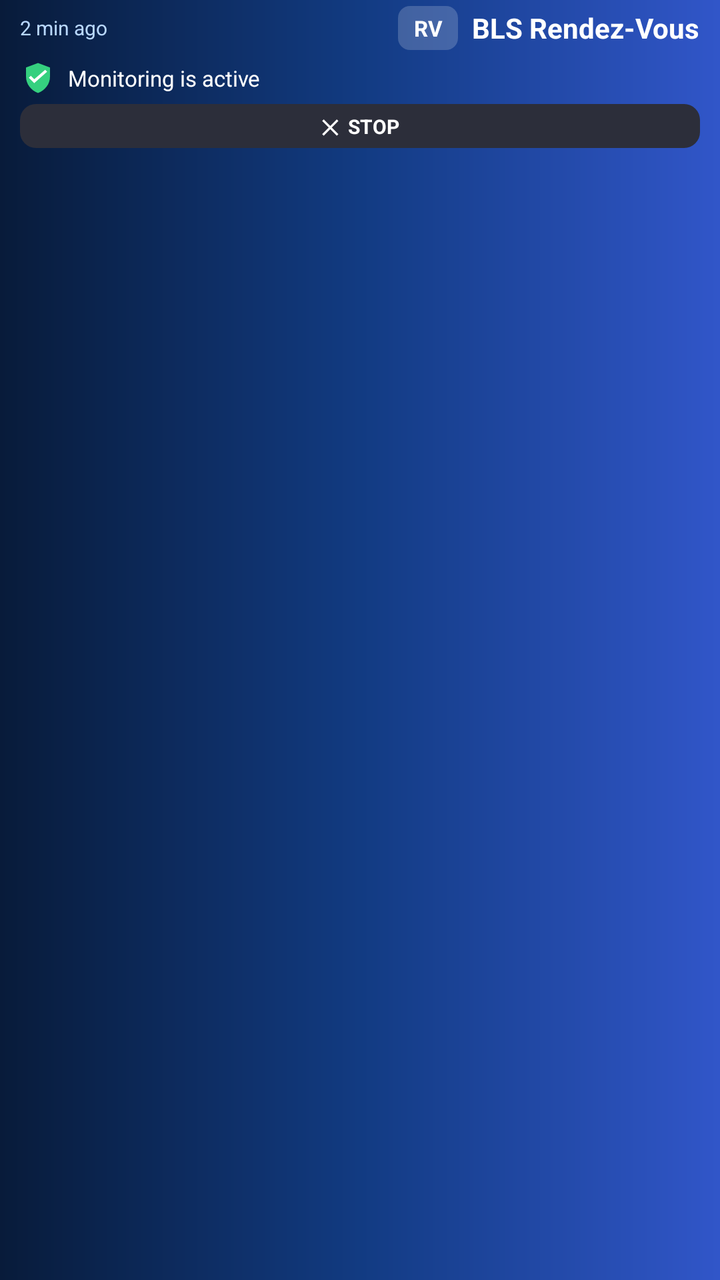
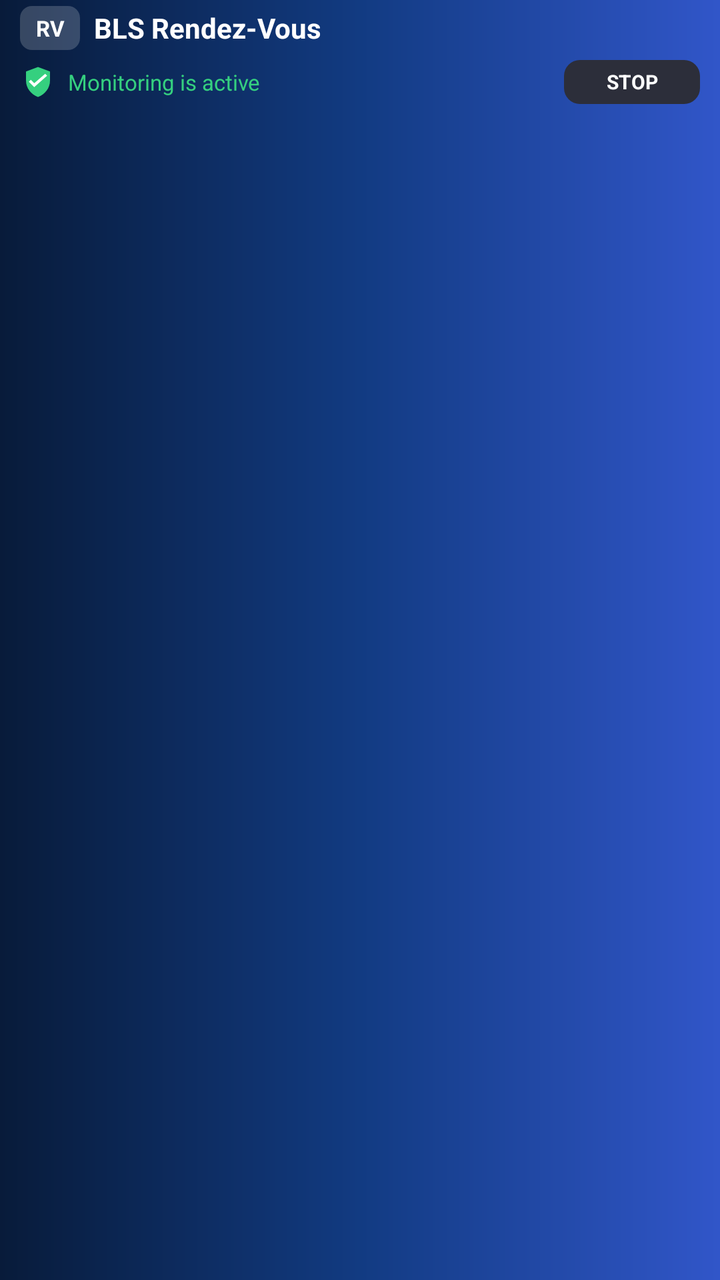

Screens rendered from an Android XML layout before and after an edit, with the pre-edit source and the edit as a unified diff.
<!-- AndroidManifest.xml: application theme android:Theme.Material.Light.NoActionBar -->
<!-- res/layout/notification_monitoring.xml -->
<?xml version="1.0" encoding="utf-8"?>
<LinearLayout
    xmlns:android="http://schemas.android.com/apk/res/android"
    android:layout_width="match_parent"
    android:layout_height="76dp"
    android:orientation="vertical"
    android:background="@drawable/notification_header_bg"
    android:paddingStart="10dp"
    android:paddingEnd="10dp">

    
    
    

    <LinearLayout
        android:layout_width="match_parent"
        android:layout_height="28dp"
        android:orientation="horizontal"
        android:gravity="center_vertical">

        

        <TextView
            android:id="@+id/notification_time"
            android:layout_width="0dp"
            android:layout_height="match_parent"
            android:layout_weight="1"
            android:gravity="center_vertical"
            android:text="2 min ago"
            android:textColor="#B9D8FF"
            android:textSize="10sp"
            android:maxLines="1" />

        

        <TextView
            android:id="@+id/notification_rv"
            android:layout_width="30dp"
            android:layout_height="22dp"
            android:gravity="center"
            android:text="RV"
            android:textColor="#FFFFFF"
            android:textSize="11sp"
            android:textStyle="bold"
            android:background="@drawable/notification_rv_bg" />

        

        <TextView
            android:id="@+id/notification_title"
            android:layout_width="wrap_content"
            android:layout_height="match_parent"
            android:paddingStart="7dp"
            android:gravity="center_vertical"
            android:text="BLS Rendez-Vous"
            android:textColor="#FFFFFF"
            android:textSize="14sp"
            android:textStyle="bold"
            android:maxLines="1" />

    </LinearLayout>


    
    
    

    <LinearLayout
        android:layout_width="match_parent"
        android:layout_height="22dp"
        android:orientation="horizontal"
        android:gravity="center_vertical">

        <ImageView
            android:layout_width="18dp"
            android:layout_height="18dp"
            android:src="@drawable/ic_monitoring_shield"
            android:contentDescription="@null" />

        <TextView
            android:id="@+id/notification_description"
            android:layout_width="wrap_content"
            android:layout_height="match_parent"
            android:paddingStart="6dp"
            android:gravity="center_vertical"
            android:text="Monitoring is active"
            android:textColor="#FFFFFF"
            android:textSize="11sp"
            android:maxLines="1" />

    </LinearLayout>


    
    
    

    <LinearLayout
        android:layout_width="match_parent"
        android:layout_height="26dp"
        android:orientation="horizontal"
        android:gravity="center_vertical">

        <TextView
            android:id="@+id/notification_stop"
            android:layout_width="match_parent"
            android:layout_height="22dp"
            android:gravity="center"
            android:text="✕  STOP"
            android:textColor="#FFFFFF"
            android:textSize="10sp"
            android:textStyle="bold"
            android:background="@drawable/notification_stop_bg" />

    </LinearLayout>

</LinearLayout>
<!-- resources referenced by this layout -->
<resources>
  <!-- drawable ic_monitoring_shield (drawable) -->
  <?xml version="1.0" encoding="utf-8"?>
  <vector
      xmlns:android="http://schemas.android.com/apk/res/android"
      android:width="18dp"
      android:height="18dp"
      android:viewportWidth="24"
      android:viewportHeight="24">
  
      
      <path
          android:fillColor="#35D07F"
          android:pathData="M12,2
                            L20,5
                            L20,11
                            C20,16 16.8,20.2 12,22
                            C7.2,20.2 4,16 4,11
                            L4,5
                            Z" />
  
      
      <path
          android:fillColor="#FFFFFF"
          android:pathData="M9.5,12.8
                            L7.2,10.5
                            L5.9,11.8
                            L9.5,15.4
                            L18.1,7.8
                            L16.8,6.5
                            Z" />
  
  </vector>
  <!-- drawable notification_header_bg (drawable) -->
  <?xml version="1.0" encoding="utf-8"?>
  <shape
      xmlns:android="http://schemas.android.com/apk/res/android"
      android:shape="rectangle">
  
      <gradient
          android:type="linear"
          android:angle="0"
          android:startColor="#081B3A"
          android:centerColor="#123B82"
          android:endColor="#3156C9" />
  
  </shape>
  <!-- drawable notification_rv_bg (drawable) -->
  <?xml version="1.0" encoding="utf-8"?>
  <shape
      xmlns:android="http://schemas.android.com/apk/res/android"
      android:shape="rectangle">
  
      <solid
          android:color="#30FFFFFF" />
  
      <corners
          android:radius="6dp" />
  
  </shape>
  <!-- drawable notification_stop_bg (drawable) -->
  <?xml version="1.0" encoding="utf-8"?>
  <shape
      xmlns:android="http://schemas.android.com/apk/res/android"
      android:shape="rectangle">
  
      <solid
          android:color="#2C2E3A" />
  
      <corners
          android:radius="8dp" />
  
  </shape>
</resources>

<!-- the commit's change to res/layout/notification_monitoring.xml (unified diff, before → after) -->
@@ -2,16 +2,13 @@
 <LinearLayout
     xmlns:android="http://schemas.android.com/apk/res/android"
     android:layout_width="match_parent"
-    android:layout_height="76dp"
+    android:layout_height="60dp"
     android:orientation="vertical"
     android:background="@drawable/notification_header_bg"
     android:paddingStart="10dp"
     android:paddingEnd="10dp">
 
     
-    
-    
-
     <LinearLayout
         android:layout_width="match_parent"
         android:layout_height="28dp"
@@ -19,20 +16,6 @@
         android:gravity="center_vertical">
 
         
-
-        <TextView
-            android:id="@+id/notification_time"
-            android:layout_width="0dp"
-            android:layout_height="match_parent"
-            android:layout_weight="1"
-            android:gravity="center_vertical"
-            android:text="2 min ago"
-            android:textColor="#B9D8FF"
-            android:textSize="10sp"
-            android:maxLines="1" />
-
-        
-
         <TextView
             android:id="@+id/notification_rv"
             android:layout_width="30dp"
@@ -45,7 +28,6 @@
             android:background="@drawable/notification_rv_bg" />
 
         
-
         <TextView
             android:id="@+id/notification_title"
             android:layout_width="wrap_content"
@@ -62,51 +44,40 @@
 
 
     
-    
-    
-
     <LinearLayout
         android:layout_width="match_parent"
-        android:layout_height="22dp"
+        android:layout_height="26dp"
         android:orientation="horizontal"
         android:gravity="center_vertical">
 
+        
         <ImageView
             android:layout_width="18dp"
             android:layout_height="18dp"
             android:src="@drawable/ic_monitoring_shield"
             android:contentDescription="@null" />
 
+        
         <TextView
             android:id="@+id/notification_description"
-            android:layout_width="wrap_content"
+            android:layout_width="0dp"
             android:layout_height="match_parent"
+            android:layout_weight="1"
             android:paddingStart="6dp"
             android:gravity="center_vertical"
             android:text="Monitoring is active"
-            android:textColor="#FFFFFF"
+            android:textColor="#35D07F"
             android:textSize="11sp"
             android:maxLines="1" />
 
-    </LinearLayout>
-
-
-    
-    
-    
-
-    <LinearLayout
-        android:layout_width="match_parent"
-        android:layout_height="26dp"
-        android:orientation="horizontal"
-        android:gravity="center_vertical">
-
+        
         <TextView
             android:id="@+id/notification_stop"
-            android:layout_width="match_parent"
+            android:layout_width="68dp"
             android:layout_height="22dp"
+            android:layout_marginStart="8dp"
             android:gravity="center"
-            android:text="✕  STOP"
+            android:text="STOP"
             android:textColor="#FFFFFF"
             android:textSize="10sp"
             android:textStyle="bold"
